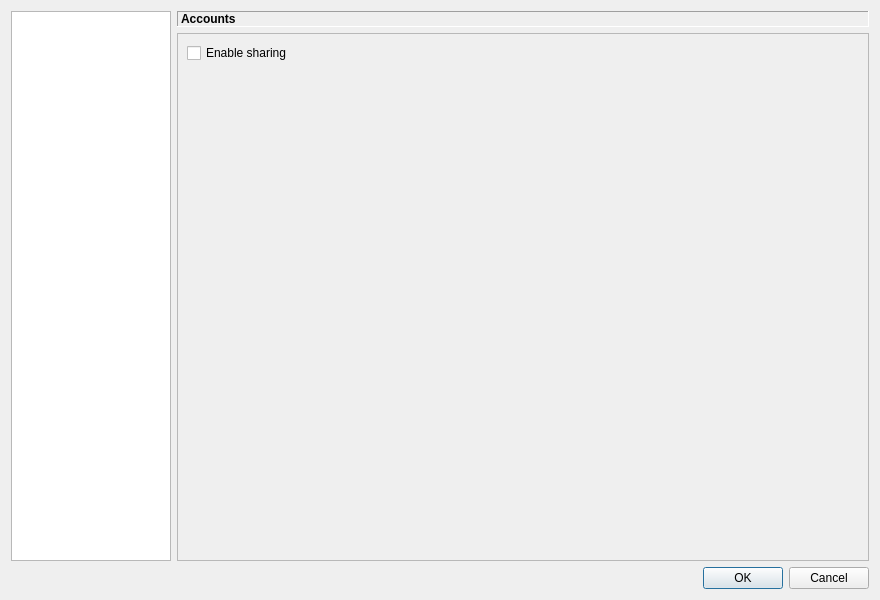
Old version of the form src/gui/settings/settings_dialog.ui in the repository erengy/taiga.
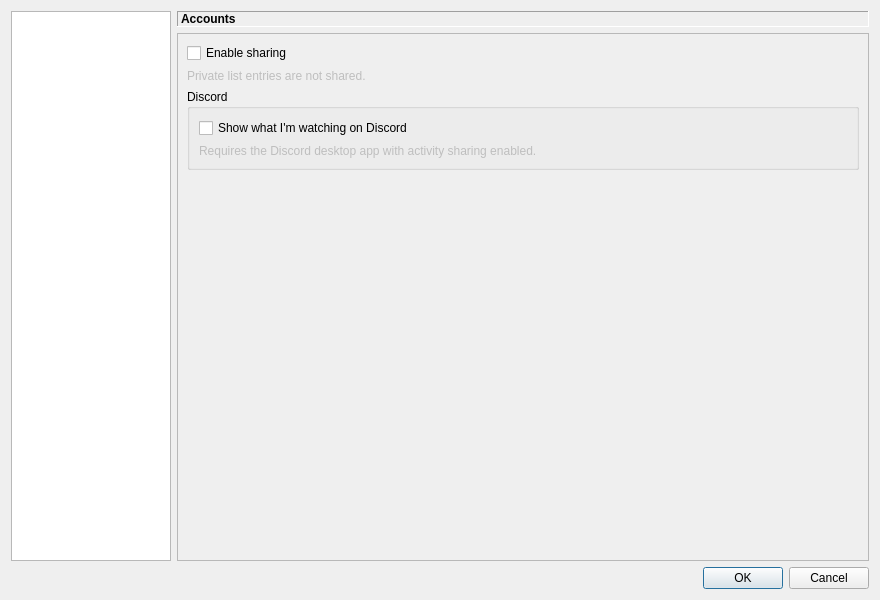
New version of the form. The open tabs and pages were chosen to show the change.

Commit message: Add Discord setting

```diff
--- a/src/gui/settings/settings_dialog.ui
+++ b/src/gui/settings/settings_dialog.ui
@@ -641,6 +641,45 @@
              </property>
             </widget>
            </item>
+           <item>
+            <widget class="QLabel" name="sharingHintLabel">
+             <property name="enabled">
+              <bool>false</bool>
+             </property>
+             <property name="text">
+              <string>Private list entries are not shared.</string>
+             </property>
+            </widget>
+           </item>
+           <item>
+            <widget class="QGroupBox" name="discordGroupBox">
+             <property name="title">
+              <string>Discord</string>
+             </property>
+             <layout class="QVBoxLayout" name="discordGroupBoxLayout">
+              <item>
+               <widget class="QCheckBox" name="discordEnabledCheckBox">
+                <property name="text">
+                 <string>Show what I'm watching on Discord</string>
+                </property>
+               </widget>
+              </item>
+              <item>
+               <widget class="QLabel" name="discordHintLabel">
+                <property name="enabled">
+                 <bool>false</bool>
+                </property>
+                <property name="text">
+                 <string>Requires the Discord desktop app with activity sharing enabled.</string>
+                </property>
+                <property name="wordWrap">
+                 <bool>true</bool>
+                </property>
+               </widget>
+              </item>
+             </layout>
+            </widget>
+           </item>
            <item>
             <spacer name="sharingVerticalSpacer">
              <property name="orientation">
```
The commit also changes 5 other files.
